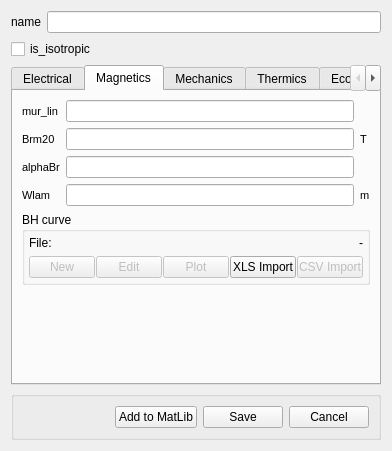
Eomys/pyleecan, file pyleecan/GUI/Dialog/DMatLib/DMatSetup/DMatSetup.ui: the form before one commit.
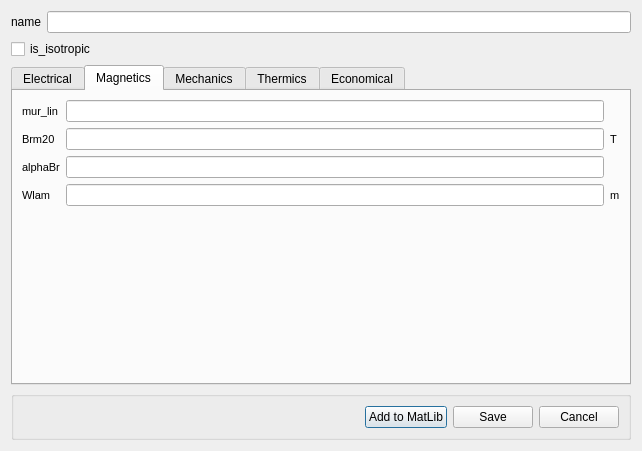
The form after the commit. The open tabs and pages were chosen to show the change. Custom widgets are drawn as their Qt base class.

Commit message: [NF] New generic import widget

```diff
--- a/pyleecan/GUI/Dialog/DMatLib/DMatSetup/DMatSetup.ui
+++ b/pyleecan/GUI/Dialog/DMatLib/DMatSetup/DMatSetup.ui
@@ -6,7 +6,7 @@
    <rect>
     <x>0</x>
     <y>0</y>
-    <width>392</width>
+    <width>642</width>
     <height>451</height>
    </rect>
   </property>
@@ -48,7 +48,7 @@
       </size>
      </property>
      <property name="currentIndex">
-      <number>4</number>
+      <number>1</number>
      </property>
      <widget class="QWidget" name="tab_elec">
       <attribute name="title">
@@ -122,7 +122,43 @@
       <attribute name="title">
        <string>Magnetics</string>
       </attribute>
-      <layout class="QGridLayout" name="gridLayout" rowstretch="0,0,0,0,0,0">
+      <layout class="QVBoxLayout" name="verticalLayout_3">
+       <item>
+        <layout class="QGridLayout" name="gridLayout">
+         <item row="0" column="0">
+          <widget class="QLabel" name="in_mur_lin">
+           <property name="font">
+            <font>
+             <pointsize>8</pointsize>
+             <weight>50</weight>
+             <bold>false</bold>
+            </font>
+           </property>
+           <property name="text">
+            <string>mur_lin</string>
+           </property>
+          </widget>
+         </item>
+         <item row="0" column="1">
+          <widget class="FloatEdit" name="lf_mur_lin"/>
+         </item>
+         <item row="1" column="0">
+          <widget class="QLabel" name="in_Brm20">
+           <property name="font">
+            <font>
+             <pointsize>8</pointsize>
+             <weight>50</weight>
+             <bold>false</bold>
+            </font>
+           </property>
+           <property name="text">
+            <string>Brm20</string>
+           </property>
+          </widget>
+         </item>
+         <item row="1" column="1">
+          <widget class="FloatEdit" name="lf_Brm20"/>
+         </item>
        <item row="1" column="2">
         <widget class="QLabel" name="unit_Brm20">
          <property name="font">
@@ -137,22 +173,23 @@
          </property>
         </widget>
        </item>
+         <item row="2" column="0">
+          <widget class="QLabel" name="in_alpha_Br">
+           <property name="font">
+            <font>
+             <pointsize>8</pointsize>
+             <weight>50</weight>
+             <bold>false</bold>
+            </font>
+           </property>
+           <property name="text">
+            <string>alphaBr</string>
+           </property>
+          </widget>
+         </item>
        <item row="2" column="1">
         <widget class="FloatEdit" name="lf_alpha_Br"/>
        </item>
-       <item row="5" column="1">
-        <spacer name="verticalSpacer">
-         <property name="orientation">
-          <enum>Qt::Vertical</enum>
-         </property>
-         <property name="sizeHint" stdset="0">
-          <size>
-           <width>20</width>
-           <height>40</height>
-          </size>
-         </property>
-        </spacer>
-       </item>
        <item row="3" column="0">
         <widget class="QLabel" name="in_Wlam">
          <property name="font">
@@ -167,40 +204,6 @@
          </property>
         </widget>
        </item>
-       <item row="1" column="1">
-        <widget class="FloatEdit" name="lf_Brm20"/>
-       </item>
-       <item row="0" column="0">
-        <widget class="QLabel" name="in_mur_lin">
-         <property name="font">
-          <font>
-           <pointsize>8</pointsize>
-           <weight>50</weight>
-           <bold>false</bold>
-          </font>
-         </property>
-         <property name="text">
-          <string>mur_lin</string>
-         </property>
-        </widget>
-       </item>
-       <item row="0" column="1">
-        <widget class="FloatEdit" name="lf_mur_lin"/>
-       </item>
-       <item row="2" column="0">
-        <widget class="QLabel" name="in_alpha_Br">
-         <property name="font">
-          <font>
-           <pointsize>8</pointsize>
-           <weight>50</weight>
-           <bold>false</bold>
-          </font>
-         </property>
-         <property name="text">
-          <string>alphaBr</string>
-         </property>
-        </widget>
-       </item>
        <item row="3" column="1">
         <widget class="FloatEdit" name="lf_Wlam"/>
        </item>
@@ -218,136 +221,23 @@
          </property>
         </widget>
        </item>
-       <item row="1" column="0">
-        <widget class="QLabel" name="in_Brm20">
-         <property name="font">
-          <font>
-           <pointsize>8</pointsize>
-           <weight>50</weight>
-           <bold>false</bold>
-          </font>
-         </property>
-         <property name="text">
-          <string>Brm20</string>
-         </property>
-        </widget>
+        </layout>
        </item>
-       <item row="4" column="0" colspan="3">
-        <widget class="QGroupBox" name="group_BH">
-         <property name="title">
-          <string>BH curve</string>
-         </property>
-         <layout class="QGridLayout" name="gridLayout_4">
-          <property name="leftMargin">
-           <number>4</number>
-          </property>
-          <property name="topMargin">
-           <number>4</number>
-          </property>
-          <property name="rightMargin">
-           <number>4</number>
-          </property>
-          <property name="bottomMargin">
-           <number>4</number>
-          </property>
-          <item row="0" column="1">
-           <widget class="QLabel" name="in_BH_file">
-            <property name="sizePolicy">
-             <sizepolicy hsizetype="Expanding" vsizetype="Preferred">
-              <horstretch>0</horstretch>
-              <verstretch>0</verstretch>
-             </sizepolicy>
-            </property>
-            <property name="text">
-             <string>-</string>
-            </property>
-            <property name="alignment">
-             <set>Qt::AlignRight|Qt::AlignTrailing|Qt::AlignVCenter</set>
-            </property>
-           </widget>
-          </item>
-          <item row="0" column="0">
-           <widget class="QLabel" name="in_file">
-            <property name="text">
-             <string>File:</string>
-            </property>
-           </widget>
-          </item>
-          <item row="3" column="0" colspan="2">
-           <layout class="QHBoxLayout" name="horizontalLayout_8">
-            <property name="spacing">
-             <number>1</number>
-            </property>
-            <property name="leftMargin">
-             <number>0</number>
-            </property>
-            <property name="rightMargin">
-             <number>0</number>
-            </property>
+       <item>
+        <widget class="WImport" name="w_BH_import" native="true"/>
+       </item>
             <item>
-             <spacer name="horizontalSpacer">
+        <spacer name="verticalSpacer">
               <property name="orientation">
-               <enum>Qt::Horizontal</enum>
+          <enum>Qt::Vertical</enum>
               </property>
               <property name="sizeHint" stdset="0">
                <size>
-                <width>40</width>
-                <height>20</height>
+           <width>20</width>
+           <height>40</height>
                </size>
               </property>
              </spacer>
-            </item>
-            <item>
-             <widget class="QPushButton" name="b_new">
-              <property name="enabled">
-               <bool>false</bool>
-              </property>
-              <property name="text">
-               <string>New</string>
-              </property>
-             </widget>
-            </item>
-            <item>
-             <widget class="QPushButton" name="b_edit">
-              <property name="enabled">
-               <bool>false</bool>
-              </property>
-              <property name="text">
-               <string>Edit</string>
-              </property>
-             </widget>
-            </item>
-            <item>
-             <widget class="QPushButton" name="b_plot">
-              <property name="enabled">
-               <bool>false</bool>
-              </property>
-              <property name="text">
-               <string>Plot</string>
-              </property>
-             </widget>
-            </item>
-            <item>
-             <widget class="QPushButton" name="b_xls">
-              <property name="text">
-               <string>XLS Import</string>
-              </property>
-             </widget>
-            </item>
-            <item>
-             <widget class="QPushButton" name="b_csv">
-              <property name="enabled">
-               <bool>false</bool>
-              </property>
-              <property name="text">
-               <string>CSV Import</string>
-              </property>
-             </widget>
-            </item>
-           </layout>
-          </item>
-         </layout>
-        </widget>
        </item>
       </layout>
      </widget>
@@ -954,6 +844,12 @@
    <extends>QLineEdit</extends>
    <header>.....GUI/Tools/FloatEdit.h</header>
   </customwidget>
+  <customwidget>
+   <class>WImport</class>
+   <extends>QWidget</extends>
+   <header>.....GUI/Tools/WImport/WImport.h</header>
+   <container>1</container>
+  </customwidget>
  </customwidgets>
  <resources>
   <include location="../../../Resources/pyleecan.qrc"/>
```
Lines whose indentation alone changed are shown as unchanged. The commit also changes 25 other files.
